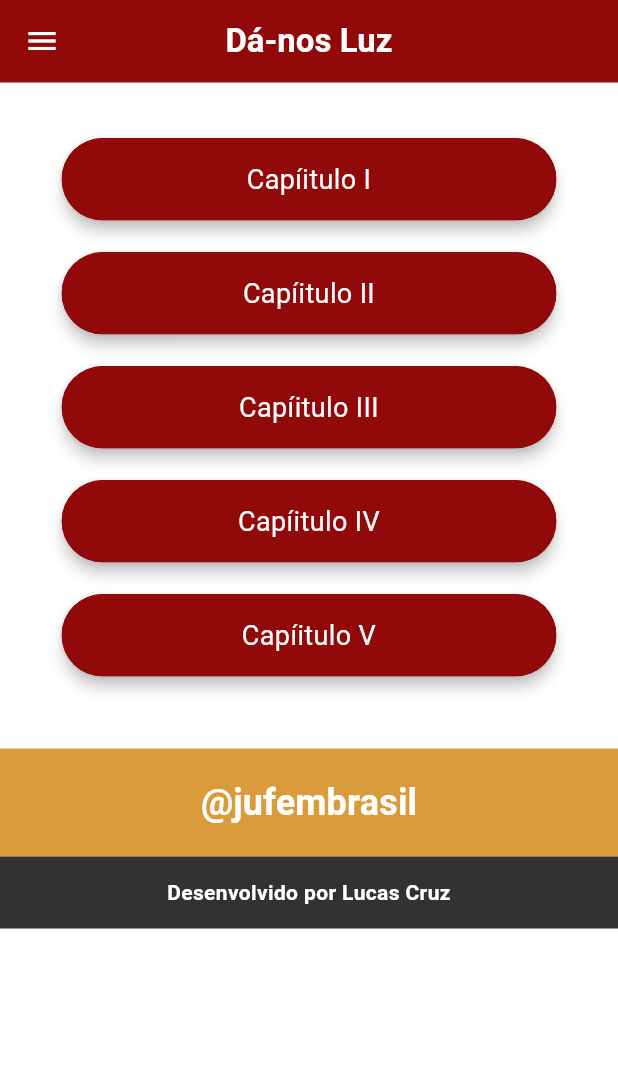
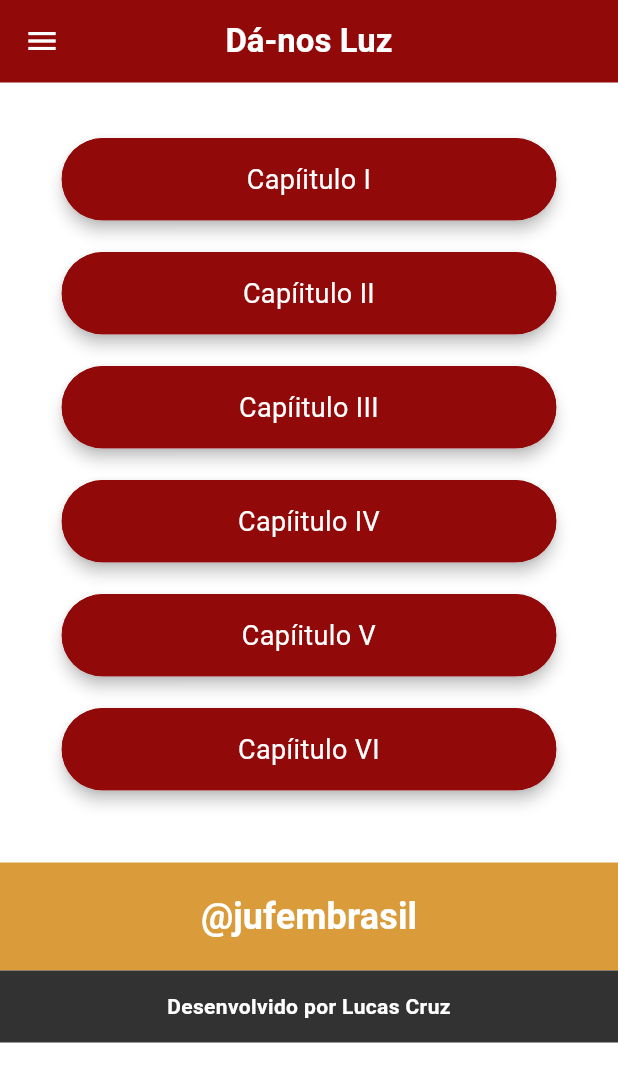
Before and after one commit to lukitas-dev/capitalario-digital-flutter, a Flutter app: the screen it shows after launch, after a tap on "Acessar “Dá-nos Luz”", on a phone screen of 412 x 824 dp. Shown: the top 1082 px of the screen. Run offline on Flutter 3.47's test engine with Material 3 defaults, Android fonts, the phone set to English and light mode, and no system bars; our stand-ins replace cloud_firestore, dropdown_button2, firebase_analytics, firebase_core, firebase_remote_config, flutter_mobx and 5 more; accounts and stored records are empty; generated files the repository leaves out were written again; Roboto replaces fonts that are missing (Rosario).

Commit message:
update links on light area

```diff
--- a/lib/light/constants/light_constants.dart
+++ b/lib/light/constants/light_constants.dart
@@ -13,6 +13,7 @@ class LightConstants {
                 title: "Capíitulo III", routePath: "https://drive.google.com/file/d/1msQCKIVP9to8TgRq90lc3AGqvEkFrC1G/view?usp=sharing"),
             ButtonInfo(title: "Capíitulo IV", routePath: "https://drive.google.com/file/d/1Y4b_mupetUJQWT3snwNo6RANpfq85jRZ/view?usp=sharing"),
             ButtonInfo(title: "Capíitulo V", routePath: "https://drive.google.com/file/d/1YiSrEEz5ja2MAerF5S6WOxIH2-CvXp0K/view?usp=sharing"),
+            ButtonInfo(title: "Capíitulo VI", routePath: "https://drive.google.com/file/d/13USF8aSCOh_Ius5uIhQHesH5VTRjq0PY/view?usp=sharing"),
           ],
           buttonStyle: ButtonStyleInfo(
               textColor: "#FFFFFF",
```
